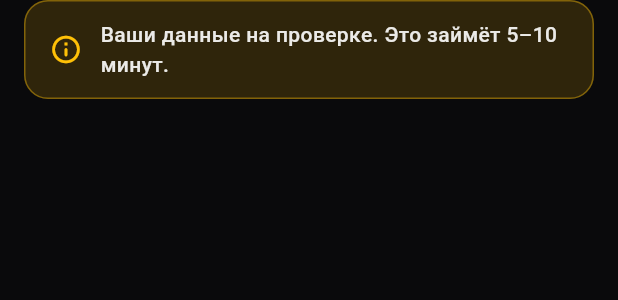
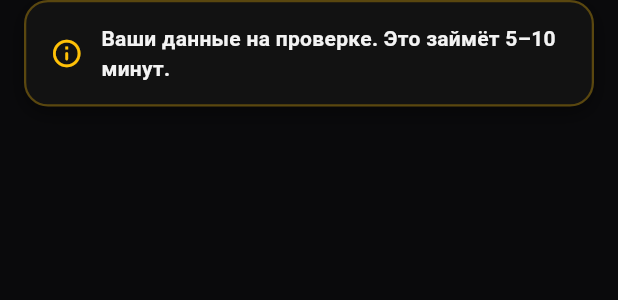
Before and after one commit to Ziragon/Taxi-App, a Flutter app: the VerificationBanner widget shown alone on an empty page, opened directly, on a phone screen of 412 x 824 dp. Shown: the top 300 px of the screen. Run offline on Flutter 3.47's test engine with Material 3 defaults, Android fonts, the phone set to English and light mode, and no system bars; our stand-ins replace flutter_map, geolocator, image_picker, latlong2; network calls fail.

Commit message:
feat:Changed the notification design

```diff
--- a/arbuz_express/lib/screens/homeScreens/verification_banner.dart
+++ b/arbuz_express/lib/screens/homeScreens/verification_banner.dart
@@ -7,11 +7,23 @@ class VerificationBanner extends StatelessWidget {
   Widget build(BuildContext context) {
     return Container(
       margin: const EdgeInsets.symmetric(horizontal: 16),
-      padding: const EdgeInsets.symmetric(horizontal: 16, vertical: 12),
+      padding: const EdgeInsets.symmetric(horizontal: 16, vertical: 14),
       decoration: BoxDecoration(
-        color: const Color(0xFFFFC107).withOpacity(0.15),
+        color: const Color(0xFF121212),
         borderRadius: BorderRadius.circular(16),
-        border: Border.all(color: const Color(0xFFFFC107).withOpacity(0.4)),
+
+        border: Border.all(
+          color: const Color(0xFFFFC107).withOpacity(0.3),
+          width: 1.5,
+        ),
+
+        boxShadow: [
+          BoxShadow(
+            color: Colors.black.withOpacity(0.4),
+            blurRadius: 10,
+            offset: const Offset(0, 4),
+          ),
+        ],
       ),
       child: Row(
         children: [
@@ -25,9 +37,10 @@ class VerificationBanner extends StatelessWidget {
             child: Text(
               'Ваши данные на проверке. Это займёт 5–10 минут.',
               style: TextStyle(
-                color: Colors.white.withOpacity(0.9),
+                color: Colors.white.withOpacity(0.95),
                 fontSize: 14,
-                fontWeight: FontWeight.w500,
+                fontWeight: FontWeight.w600,
+                letterSpacing: 0.2,
               ),
             ),
           ),
```
